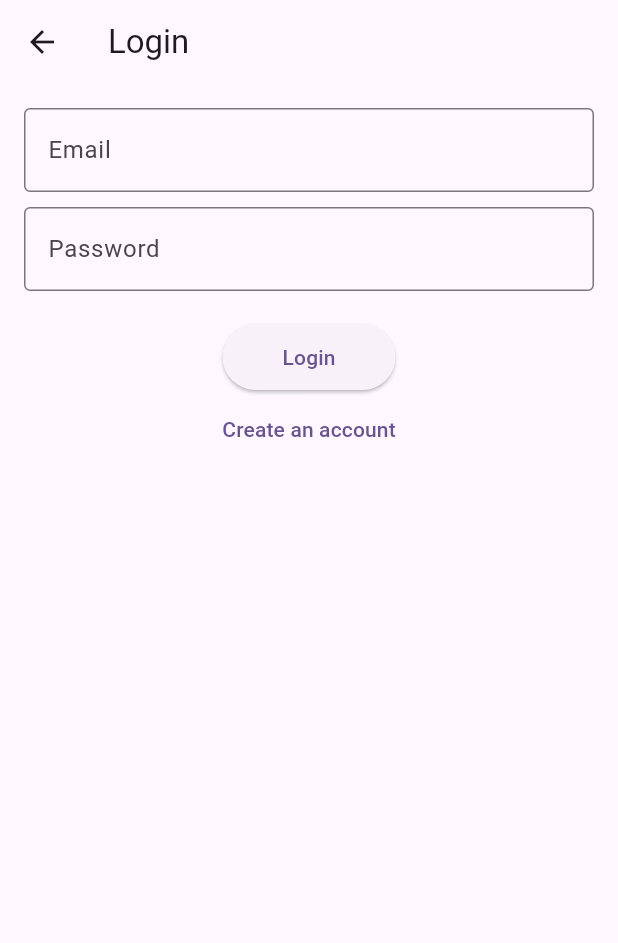
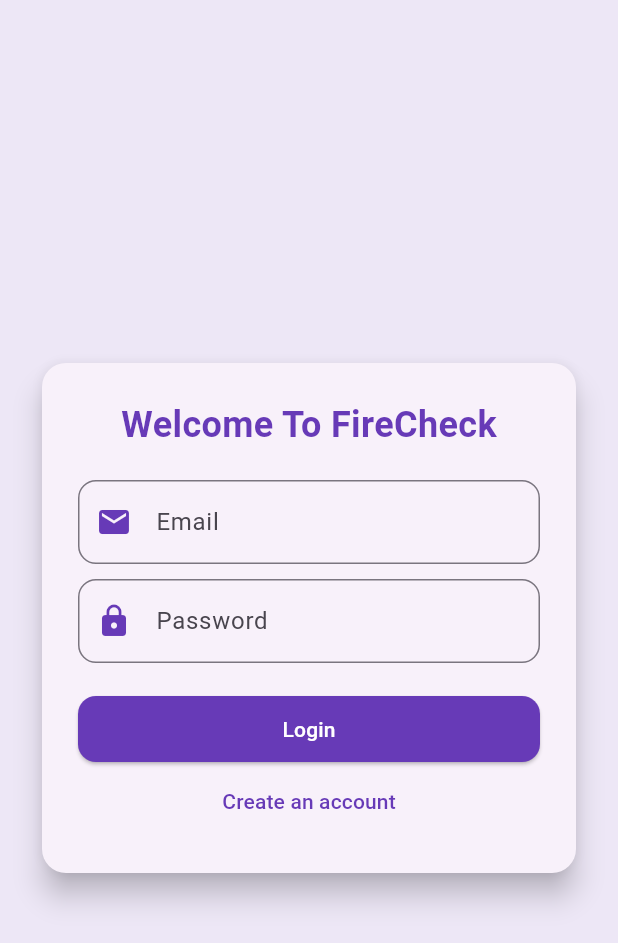
Before and after one commit to singto908/firecheck_final, a Flutter app: the screen it shows after launch, on a phone screen of 412 x 824 dp. Shown: the top 943 px of the screen. Run offline on Flutter 3.47's test engine with Material 3 defaults, Android fonts, the phone set to English and light mode, and no system bars; our stand-ins replace cloud_firestore, firebase_auth, firebase_core, fl_chart, qr_flutter, rxdart; missing offline and left inert: dart:html; accounts and stored records are empty.

Commit message:
edit 22/2

```diff
--- a/lib/user/login.dart
+++ b/lib/user/login.dart
@@ -57,21 +57,39 @@ class _LoginScreenState extends State<LoginScreen> {
     return GestureDetector(
       onTap: () => FocusScope.of(context).unfocus(),
       child: Scaffold(
-        appBar: AppBar(title: const Text('Login')),
-        body: Padding(
-          padding: const EdgeInsets.all(16.0),
-          child: Form(
-            key: _formKey,
+        backgroundColor: Colors.deepPurple.shade50,
+        body: Center(
+          child: Padding(
+            padding: const EdgeInsets.all(24.0),
+            child: Card(
+              shape: RoundedRectangleBorder(
+                borderRadius: BorderRadius.circular(16.0),
+              ),
+              elevation: 8.0,
+              child: Padding(
+                padding: const EdgeInsets.all(24.0),
                 child: Column(
                   mainAxisSize: MainAxisSize.min,
                   children: [
+                    const Text(
+                      'Welcome To FireCheck',
+                      style: TextStyle(
+                        fontSize: 24,
+                        fontWeight: FontWeight.bold,
+                        color: Colors.deepPurple,
+                      ),
+                    ),
+                    const SizedBox(height: 20),
                     TextFormField(
                       controller: _emailController,
                       focusNode: _emailFocus,
                       keyboardType: TextInputType.emailAddress,
-                  decoration: const InputDecoration(
+                      decoration: InputDecoration(
                         labelText: 'Email',
-                    border: OutlineInputBorder(),
+                        border: OutlineInputBorder(
+                          borderRadius: BorderRadius.circular(12.0),
+                        ),
+                        prefixIcon: Icon(Icons.email, color: Colors.deepPurple),
                       ),
                       textInputAction: TextInputAction.next,
                       validator: (value) {
@@ -86,9 +104,12 @@ class _LoginScreenState extends State<LoginScreen> {
                       controller: _passwordController,
                       focusNode: _passwordFocus,
                       obscureText: true,
-                  decoration: const InputDecoration(
+                      decoration: InputDecoration(
                         labelText: 'Password',
-                    border: OutlineInputBorder(),
+                        border: OutlineInputBorder(
+                          borderRadius: BorderRadius.circular(12.0),
+                        ),
+                        prefixIcon: Icon(Icons.lock, color: Colors.deepPurple),
                       ),
                       textInputAction: TextInputAction.done,
                       validator: (value) {
@@ -104,12 +125,22 @@ class _LoginScreenState extends State<LoginScreen> {
                       builder: (context, isLoading, child) {
                         return isLoading
                             ? const CircularProgressIndicator()
-                        : ElevatedButton(
+                            : SizedBox(
+                                width: double.infinity,
+                                child: ElevatedButton(
                                   onPressed: _login,
-                            child: const Text('Login'),
                                   style: ElevatedButton.styleFrom(
+                                    backgroundColor: Colors.deepPurple,
                                     padding: EdgeInsets.symmetric(
                                         horizontal: 40, vertical: 12),
+                                    shape: RoundedRectangleBorder(
+                                      borderRadius: BorderRadius.circular(12.0),
+                                    ),
+                                  ),
+                                  child: const Text(
+                                    'Login',
+                                    style: TextStyle(color: Colors.white),
+                                  ),
                                 ),
                               );
                       },
@@ -118,12 +149,18 @@ class _LoginScreenState extends State<LoginScreen> {
                       onPressed: () {
                         Navigator.push(
                           context,
-                      MaterialPageRoute(builder: (context) => RegisterPage()),
+                          MaterialPageRoute(
+                              builder: (context) => RegisterPage()),
                         );
                       },
-                  child: const Text('Create an account'),
+                      child: const Text(
+                        'Create an account',
+                        style: TextStyle(color: Colors.deepPurple),
+                      ),
                     ),
                   ],
+                ),
+              ),
             ),
           ),
         ),
```
Lines whose indentation alone changed are shown as unchanged.
